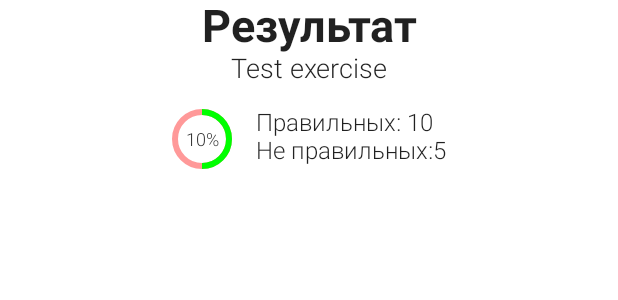
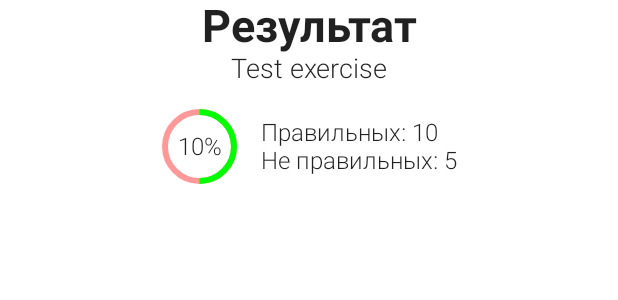
Before and after one commit to YaroslavGorbach-code/reaction, an Android app built with Jetpack Compose: the @Preview function ExerciseResultPreview, on a phone screen of 412 x 824 dp. Shown: the top 300 px of the screen. Run offline under Robolectric (Android 15) with nearby library versions, the phone set to English and light mode, and no system bars; our stand-ins replace accompanist.

Commit message:
Exercise Result screen improvements and and description screen

```diff
--- a/app/build.gradle
+++ b/app/build.gradle
@@ -1,6 +1,7 @@
 plugins {
     id 'com.android.application'
     id 'kotlin-android'
+    id 'kotlin-parcelize'
 }
 
 android {
--- a/app/src/main/java/yaroslavgorbach/reaction/MainActivity.kt
+++ b/app/src/main/java/yaroslavgorbach/reaction/MainActivity.kt
@@ -8,15 +8,9 @@ import androidx.compose.material.ExperimentalMaterialApi
 import androidx.compose.material.Surface
 import androidx.compose.runtime.Composable
 import androidx.compose.ui.tooling.preview.Preview
-import androidx.navigation.compose.NavHost
-import androidx.navigation.compose.composable
 import androidx.navigation.compose.rememberNavController
 import yaroslavgorbach.reaction.common.ui.theme.ReactionTheme
-import yaroslavgorbach.reaction.feature.description.ui.Description
-import yaroslavgorbach.reaction.feature.listexercises.ui.Exercises
 import yaroslavgorbach.reaction.feature.listexercises.ui.ExercisesPreview
-import yaroslavgorbach.reaction.navigation.AppNavigation
-import yaroslavgorbach.reaction.navigation.Screen
 
 @ExperimentalFoundationApi
 @ExperimentalMaterialApi
--- a/app/src/main/java/yaroslavgorbach/reaction/Navigation.kt
+++ b/app/src/main/java/yaroslavgorbach/reaction/Navigation.kt
@@ -1,4 +1,4 @@
-package yaroslavgorbach.reaction.navigation
+package yaroslavgorbach.reaction
 
 import androidx.compose.foundation.ExperimentalFoundationApi
 import androidx.compose.material.ExperimentalMaterialApi
@@ -72,7 +72,7 @@ private fun NavGraphBuilder.addExtraNumbersExercise(
     root: Screen,
 ) {
     composable(LeafScreen.ExtraNumbers.createRoute(root)) {
-        ExtraNumbers(onBackClick = { navController.popBackStack() }, onExerciseFinished = {})
+        ExtraNumbers(onBackClick = { navController.popBackStack() })
     }
 }
 
@@ -114,7 +114,6 @@ private sealed class LeafScreen(
             return "${root.route}/Description/$exerciseName"
         }
     }
-
 }
 
 private fun mapExerciseNameToLeafScreen(exerciseName: ExerciseName): LeafScreen {
--- a/app/src/main/java/yaroslavgorbach/reaction/feature/description/model/DescriptionActions.kt
+++ b/app/src/main/java/yaroslavgorbach/reaction/feature/description/model/DescriptionActions.kt
@@ -4,4 +4,5 @@ import yaroslavgorbach.reaction.data.listexercises.local.model.ExerciseName
 
 sealed class DescriptionActions {
     data class OpenExercise(val exerciseName: ExerciseName) : DescriptionActions()
+    object Back : DescriptionActions()
 }
--- a/app/src/main/java/yaroslavgorbach/reaction/feature/exercise/result/ui/ExerciseResult.kt
+++ b/app/src/main/java/yaroslavgorbach/reaction/feature/exercise/common/ui/ExerciseResult.kt
@@ -1,10 +1,11 @@
-package yaroslavgorbach.reaction.feature.exercise.result.ui
+package yaroslavgorbach.reaction.feature.exercise.common.ui
 
 import androidx.compose.foundation.layout.*
 import androidx.compose.material.CircularProgressIndicator
 import androidx.compose.material.MaterialTheme
 import androidx.compose.material.Text
 import androidx.compose.runtime.Composable
+import androidx.compose.ui.Alignment
 import androidx.compose.ui.Alignment.Companion.Center
 import androidx.compose.ui.Alignment.Companion.CenterHorizontally
 import androidx.compose.ui.Modifier
@@ -17,7 +18,6 @@ import androidx.compose.ui.unit.sp
 import yaroslavgorbach.reaction.R
 import yaroslavgorbach.reaction.common.ui.theme.ReactionTheme
 import yaroslavgorbach.reaction.data.listexercises.local.model.ExerciseName
-import yaroslavgorbach.reaction.feature.exercise.result.model.ExerciseResultUi
 
 
 @Composable
@@ -47,14 +47,14 @@ fun ExerciseResult(exerciseResultUi: ExerciseResultUi, onBackClick: () -> Unit,
                 .padding(16.dp)
         ) {
             Box {
-                Text(text = "10%", modifier = Modifier.align(Center), textAlign = TextAlign.Center, fontSize = 12.sp)
-                CircularProgressIndicator(progress = 1f, color = Color.Red.copy(alpha = 0.4f))
-                CircularProgressIndicator(progress = 0.5f, color = Color.Green)
+                Text(text = "10%", modifier = Modifier.align(Center), textAlign = TextAlign.Center, fontSize = 16.sp)
+                CircularProgressIndicator(progress = 1f, color = Color.Red.copy(alpha = 0.4f), modifier = Modifier.size(50.dp))
+                CircularProgressIndicator(progress = 0.5f, color = Color.Green, modifier = Modifier.size(50.dp))
             }
 
-            Column(Modifier.padding(start = 16.dp)) {
+            Column(Modifier.padding(start = 16.dp).align(Alignment.CenterVertically)) {
                 Text(text = stringResource(id = R.string.correct) + " ${exerciseResultUi.correctPoints}")
-                Text(text = stringResource(id = R.string.incorrect) + "${exerciseResultUi.incorrectPoints}")
+                Text(text = stringResource(id = R.string.incorrect) + " ${ exerciseResultUi.incorrectPoints}")
             }
         }
 
--- a/app/src/main/java/yaroslavgorbach/reaction/feature/exercise/result/model/ExerciseResultUi.kt
+++ b/app/src/main/java/yaroslavgorbach/reaction/feature/exercise/common/ui/ExerciseResultUi.kt
@@ -1,10 +1,15 @@
-package yaroslavgorbach.reaction.feature.exercise.result.model
+package yaroslavgorbach.reaction.feature.exercise.common.ui
 
+import android.os.Parcelable
+import kotlinx.parcelize.Parcelize
 import yaroslavgorbach.reaction.data.listexercises.local.model.ExerciseName
-import java.io.Serializable
 
-
-data class ExerciseResultUi(val exerciseName: ExerciseName, val correctPoints: Int, val incorrectPoints: Int) : Serializable {
+@Parcelize
+data class ExerciseResultUi(
+    val exerciseName: ExerciseName,
+    val correctPoints: Int,
+    val incorrectPoints: Int
+) : Parcelable {
     companion object {
         val Test = ExerciseResultUi(ExerciseName.TEST, 10, 5)
     }
```
Also changed, not shown: app/src/main/java/yaroslavgorbach/reaction/feature/description/ui/Description.kt (+18 -10 lines), app/src/main/java/yaroslavgorbach/reaction/feature/exercise/extranumber/ui/ExtaNumbers.kt (+29 -27 lines), app/src/main/java/yaroslavgorbach/reaction/feature/exercise/result/model/ExerciseResultActions.kt (deleted, +0 -9 lines), app/src/main/java/yaroslavgorbach/reaction/feature/exercise/result/model/ExerciseResultViewState.kt (deleted, +0 -12 lines).
